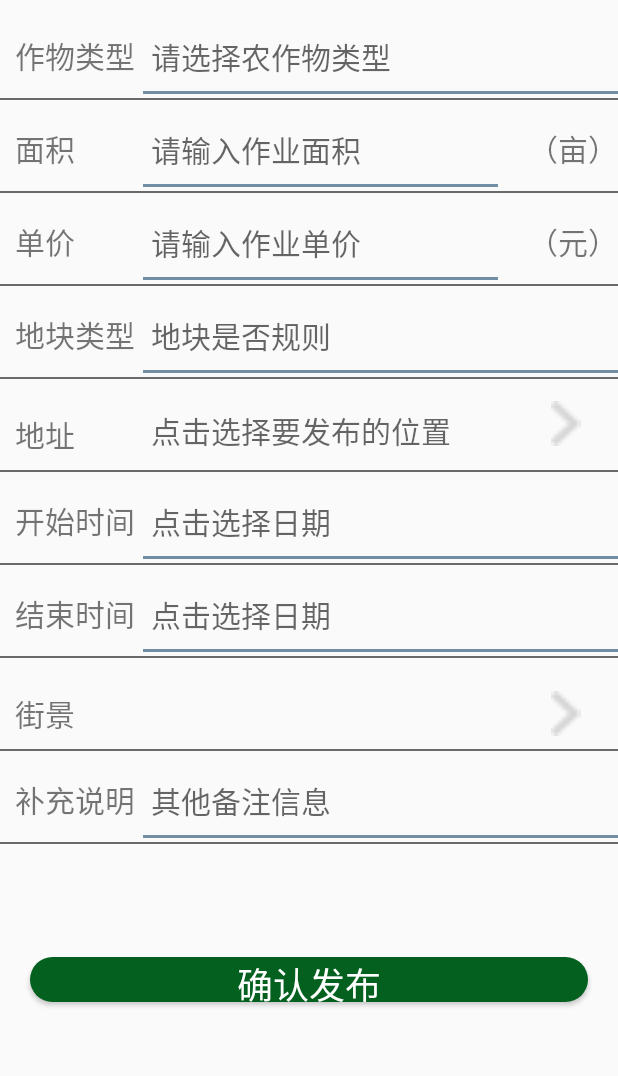
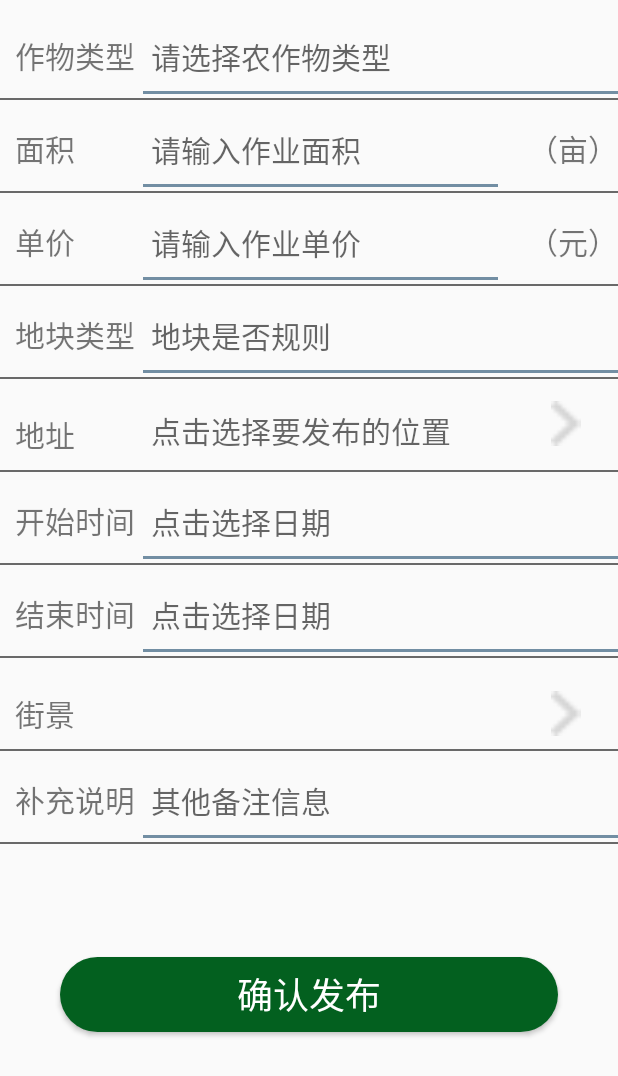
Before and after one commit to hhanchong/NJDP_farmer, an Android app: the layout activity_farmer_release.xml on its own in the app's theme, with its tools: preview values and no code run, on a phone screen of 412 x 824 dp. Shown: the top 1076 px of the screen. Run offline under Robolectric (Android 15) with nearby library versions, the light colour scheme and no system bars.

```diff
--- a/app/src/main/java/com/njdp/njdp_farmer/conent_frament/FarmerRelease.java
+++ b/app/src/main/java/com/njdp/njdp_farmer/conent_frament/FarmerRelease.java
@@ -679,6 +679,7 @@ public class FarmerRelease extends Fragment implements View.OnClickListener {
                 } else {
                     releaseEditFinish.setEnabled(false);
                     releaseEditFinish.setClickable(false);
+                    //releaseEditFinish.setBackground("#");
                 }
                 if(s.toString().length() == 0){
                     return;
--- a/app/src/main/res/layout/activity_address.xml
+++ b/app/src/main/res/layout/activity_address.xml
@@ -91,7 +91,7 @@
             android:background="@drawable/rounded_green_button"
             android:layout_below="@+id/regiser_div"
             android:text="完  成"
-            android:layout_height="wrap_content"
+            android:layout_height="50dp"
             android:layout_marginLeft="30dp"
             android:layout_marginRight="30dp"
             android:layout_marginTop="30dp"
--- a/app/src/main/res/layout/activity_farmer_release.xml
+++ b/app/src/main/res/layout/activity_farmer_release.xml
@@ -349,8 +349,10 @@
                     android:background="@drawable/rounded_green_button"
                     android:layout_below="@+id/regiser_div"
                     android:text="确认发布"
-                    android:layout_height="30dp"
+                    android:layout_height="50dp"
                     android:layout_marginTop="30dp"
+                    android:layout_marginLeft="30dp"
+                    android:layout_marginRight="30dp"
                     android:layout_marginBottom="10dp"/>
             </LinearLayout>
 
--- a/app/src/main/res/values/colors.xml
+++ b/app/src/main/res/values/colors.xml
@@ -4,5 +4,6 @@
     <color name="colorPrimaryDark">#303F9F</color>
     <color name="colorAccent">#FF4081</color>
     <color name="colorDefault">#03601F</color>
+    <color name="colorUnable">#3F601F</color>
     <color name="Black">#000000</color>
 </resources>
```
Also changed, not shown: 1 other file.
